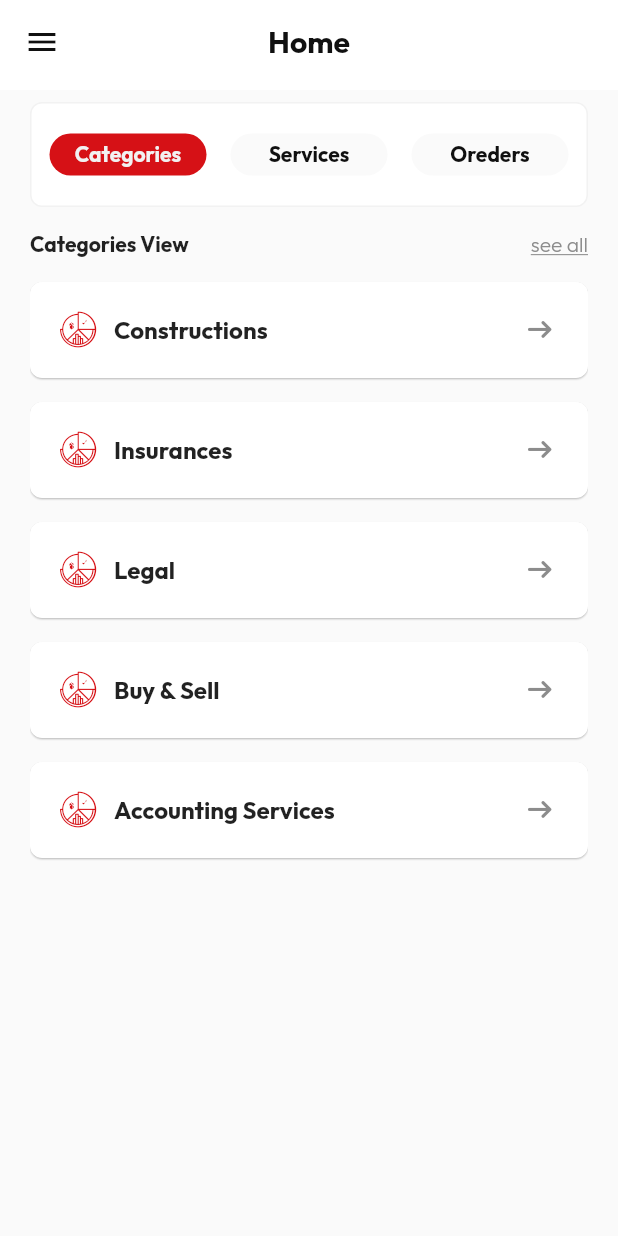
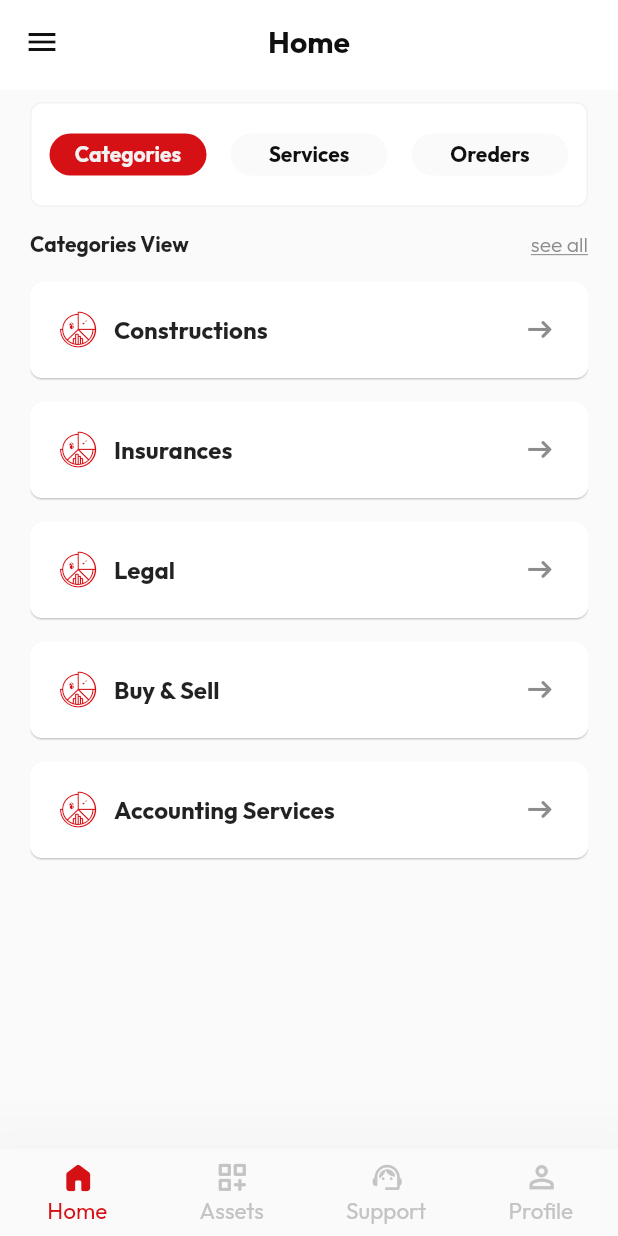
Before and after one commit to AbdelBakyAlda3ma/real_state_task, a Flutter app: the screen it shows after launch, scrolled down 327 dp, on a phone screen of 412 x 824 dp. Run offline on Flutter 3.47's test engine with Material 2 defaults, Android fonts, the phone set to English and light mode, and no system bars; our stand-ins replace flutter_svg, smooth_page_indicator.

Commit message:
add nav bar

```diff
--- /dev/null
+++ b/lib/core/widgets/custom_bottom_nav_bar.dart
@@ -0,0 +1,58 @@
+import 'package:flutter/material.dart';
+import 'package:real_state_task/core/utils/app_colors.dart';
+import 'package:real_state_task/core/utils/custom_icons.dart';
+
+class CustomBottomNavBar extends StatefulWidget {
+  const CustomBottomNavBar({super.key});
+
+  @override
+  State<CustomBottomNavBar> createState() => _CustomBottomNavBarState();
+}
+
+class _CustomBottomNavBarState extends State<CustomBottomNavBar> {
+  int _selectedIndex = 0;
+  void _onItemTapped(int index) {
+    setState(() {
+      _selectedIndex = index;
+    });
+  }
+
+  @override
+  Widget build(BuildContext context) {
+    return BottomNavigationBar(
+      type: BottomNavigationBarType.fixed,
+      selectedItemColor: AppColors.mainRed,
+      unselectedItemColor: AppColors.achromatic200,
+      unselectedIconTheme: const IconThemeData(),
+      showSelectedLabels: true,
+      showUnselectedLabels: true,
+      selectedFontSize: 15,
+      unselectedFontSize: 15,
+      elevation: 50,
+      currentIndex: _selectedIndex,
+      onTap: _onItemTapped,
+      items: const [
+        BottomNavigationBarItem(
+          icon: Icon(CustomIcons.home),
+          label: 'Home',
+          activeIcon: Icon(CustomIcons.home),
+        ),
+        BottomNavigationBarItem(
+          icon: Icon(CustomIcons.assets),
+          label: 'Assets',
+          activeIcon: Icon(CustomIcons.assets),
+        ),
+        BottomNavigationBarItem(
+          icon: Icon(CustomIcons.support_agent),
+          label: 'Support',
+          activeIcon: Icon(CustomIcons.support_agent),
+        ),
+        BottomNavigationBarItem(
+          icon: Icon(CustomIcons.profile),
+          label: 'Profile',
+          activeIcon: Icon(CustomIcons.profile),
+        ),
+      ],
+    );
+  }
+}
--- a/lib/presentation/screens/home_screen.dart
+++ b/lib/presentation/screens/home_screen.dart
@@ -1,4 +1,5 @@
 import 'package:flutter/material.dart';
+import 'package:real_state_task/core/widgets/custom_bottom_nav_bar.dart';
 import 'package:real_state_task/presentation/widgets/home_Screen_body.dart';
 import 'package:real_state_task/presentation/widgets/home_screen_app_bar.dart';
 
@@ -10,6 +11,7 @@ class HomeScreen extends StatelessWidget {
     return const Scaffold(
       appBar: HomeScreenAppBar(),
       body: HomeScreenBody(),
+      bottomNavigationBar: CustomBottomNavBar(),
     );
   }
 }
```
